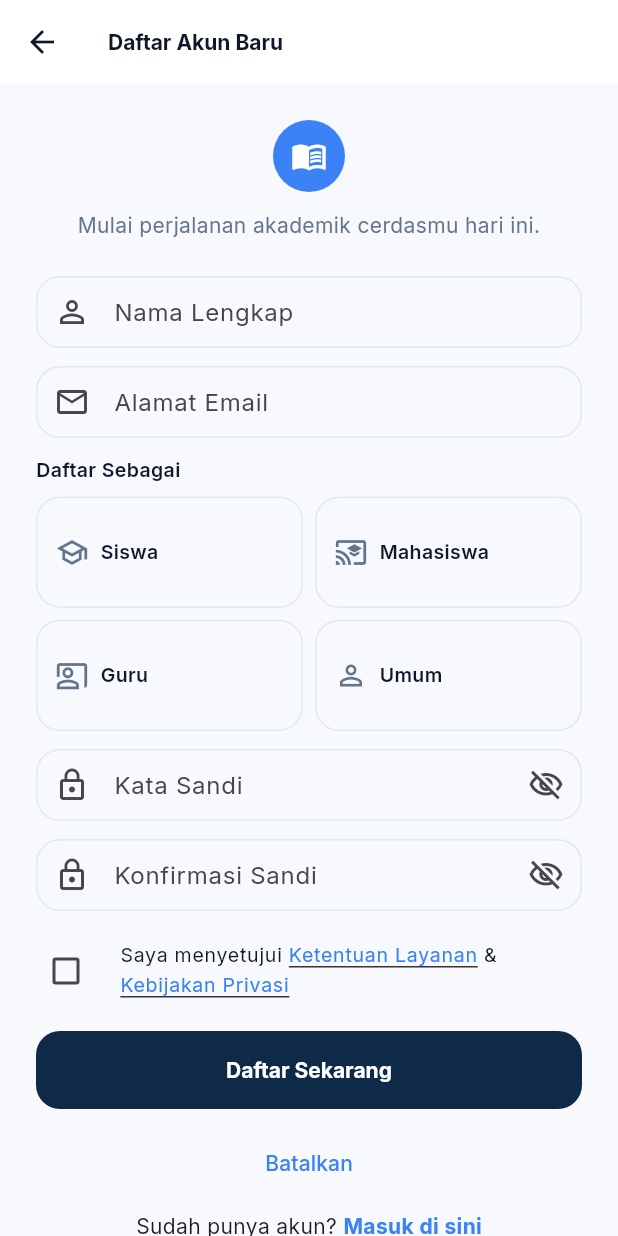
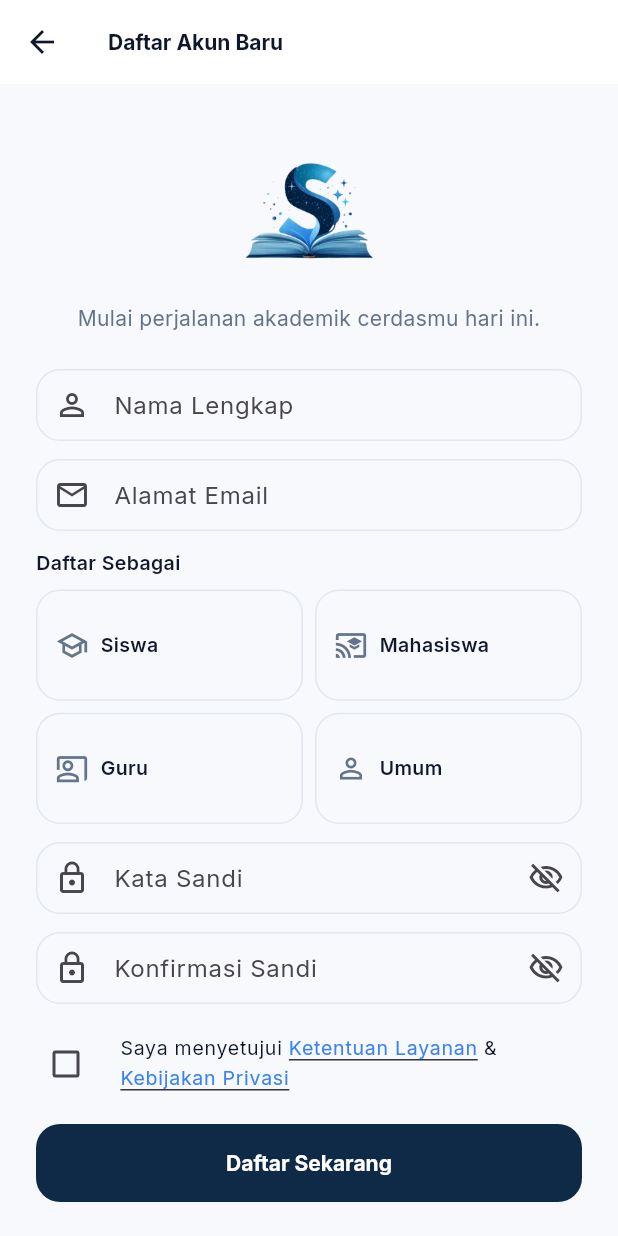
Before and after one commit to AlfinRy/StudyFlow, a Flutter app: the LoginScreen screen opened directly, after a tap on "Daftar", on a phone screen of 412 x 824 dp. Run offline on Flutter 3.47's test engine with Material 3 defaults, Android fonts, the phone set to English and light mode, and no system bars; our stand-ins replace firebase_auth, firebase_core, flutter_local_notifications, flutter_riverpod, flutter_timezone, google_fonts and 3 more; accounts and stored records are empty.

Commit message:
feat(branding): add AppLogo widget and replace placeholder icons
Add the official StudyFlow logo asset, register it in pubspec.yaml, create a reusable AppLogo widget, and replace all placeholder Icons.menu_book instances across the app with the branded logo.

```diff
--- a/lib/features/auth/presentation/login_screen.dart
+++ b/lib/features/auth/presentation/login_screen.dart
@@ -3,6 +3,7 @@ import 'package:flutter_riverpod/flutter_riverpod.dart';
 
 import '../../../core/constants/app_colors.dart';
 import '../../../core/constants/app_spacing.dart';
+import '../../../shared_widgets/app_logo.dart';
 import '../auth_providers.dart';
 import 'register_screen.dart';
 import 'widgets/auth_text_field.dart';
@@ -176,7 +177,7 @@ class _Header extends StatelessWidget {
           Row(
             mainAxisSize: MainAxisSize.min,
             children: [
-              Icon(Icons.menu_book, color: Colors.white),
+              AppLogo(),
               SizedBox(width: AppSpacing.sm),
               Text(
                 'StudyFlow',
--- a/lib/features/auth/presentation/register_screen.dart
+++ b/lib/features/auth/presentation/register_screen.dart
@@ -3,6 +3,7 @@ import 'package:flutter_riverpod/flutter_riverpod.dart';
 
 import '../../../core/constants/app_colors.dart';
 import '../../../core/constants/app_spacing.dart';
+import '../../../shared_widgets/app_logo.dart';
 import '../auth_providers.dart';
 import '../domain/user_role.dart';
 import 'widgets/auth_text_field.dart';
@@ -225,14 +226,7 @@ class _Intro extends StatelessWidget {
   Widget build(BuildContext context) {
     return Column(
       children: [
-        Container(
-          padding: const EdgeInsets.all(AppSpacing.md),
-          decoration: const BoxDecoration(
-            color: AppColors.accent,
-            shape: BoxShape.circle,
-          ),
-          child: const Icon(Icons.menu_book, color: Colors.white),
-        ),
+        AppLogo(size: 110),
         const SizedBox(height: AppSpacing.md),
         const Text(
           'Mulai perjalanan akademik cerdasmu hari ini.',
--- a/lib/features/auth/presentation/splash_screen.dart
+++ b/lib/features/auth/presentation/splash_screen.dart
@@ -2,6 +2,7 @@ import 'package:flutter/material.dart';
 
 import '../../../core/constants/app_colors.dart';
 import '../../../core/constants/app_spacing.dart';
+import '../../../shared_widgets/app_logo.dart';
 
 /// Layar splash singkat (UI_DESIGN.md §2) — ditampilkan saat state auth masih
 /// dimuat untuk menghindari kedipan halaman login.
@@ -15,7 +16,7 @@ class SplashScreen extends StatelessWidget {
       child: Column(
         mainAxisAlignment: MainAxisAlignment.center,
         children: const [
-          Icon(Icons.menu_book, color: Colors.white, size: 72),
+          AppLogo(size: 140),
           SizedBox(height: AppSpacing.md),
           Text(
             'StudyFlow',
--- /dev/null
+++ b/lib/shared_widgets/app_logo.dart
@@ -0,0 +1,30 @@
+import 'package:flutter/material.dart';
+
+/// Logo aplikasi StudyFlow (asset `assets/images/logo-studyflow.png`).
+///
+/// Logo berlatar transparan dan didominasi warna biru, sehingga tampil baik
+/// di atas hero card navy maupun permukaan terang. Pakai [size] untuk sisi
+/// gambar (logo kotak). Konstruktor `const` agar bisa dipakai di tree const.
+///
+/// **Catatan ukuran:** [size] default (40) dipakai oleh pemanggil yang TIDAK
+/// mengirim `size:` (top bar & halaman login) — ubah default di sini untuk
+/// memperbesar/memperkecil logo di lokasi tersebut. Pemanggil besar (splash &
+/// register) mengirim `size:` sendiri, jadi ubah di tempat masing-masing.
+class AppLogo extends StatelessWidget {
+  const AppLogo({super.key, this.size = 40});
+
+  /// Sisi gambar (width = height = [size]).
+  final double size;
+
+  @override
+  Widget build(BuildContext context) {
+    return Image.asset(
+      'assets/images/logo-studyflow.png',
+      width: size,
+      height: size,
+      fit: BoxFit.contain,
+      semanticLabel: 'Logo StudyFlow',
+      excludeFromSemantics: false,
+    );
+  }
+}
--- a/lib/shared_widgets/study_flow_top_bar.dart
+++ b/lib/shared_widgets/study_flow_top_bar.dart
@@ -1,6 +1,7 @@
 import 'package:flutter/material.dart';
 
 import '../core/constants/app_colors.dart';
+import 'app_logo.dart';
 
 /// Standard top app bar (UI_DESIGN.md 1.3): hamburger / logo "StudyFlow" /
 /// notification bell. Override [leading], [title] or [actions] per screen.
@@ -33,7 +34,7 @@ class StudyFlowTopBar extends StatelessWidget implements PreferredSizeWidget {
           : Row(
               mainAxisSize: MainAxisSize.min,
               children: const [
-                Icon(Icons.menu_book, color: AppColors.accent, size: 22),
+                AppLogo(),
                 SizedBox(width: 8),
                 Text(
                   'StudyFlow',
--- a/pubspec.yaml
+++ b/pubspec.yaml
@@ -76,6 +76,9 @@ flutter:
   # the material Icons class.
   uses-material-design: true
 
+  assets:
+    - assets/images/
+
   # To add assets to your application, add an assets section, like this:
   # assets:
   #   - images/a_dot_burr.jpeg
```
Also changed, not shown: assets/images/logo-studyflow.png (added).
